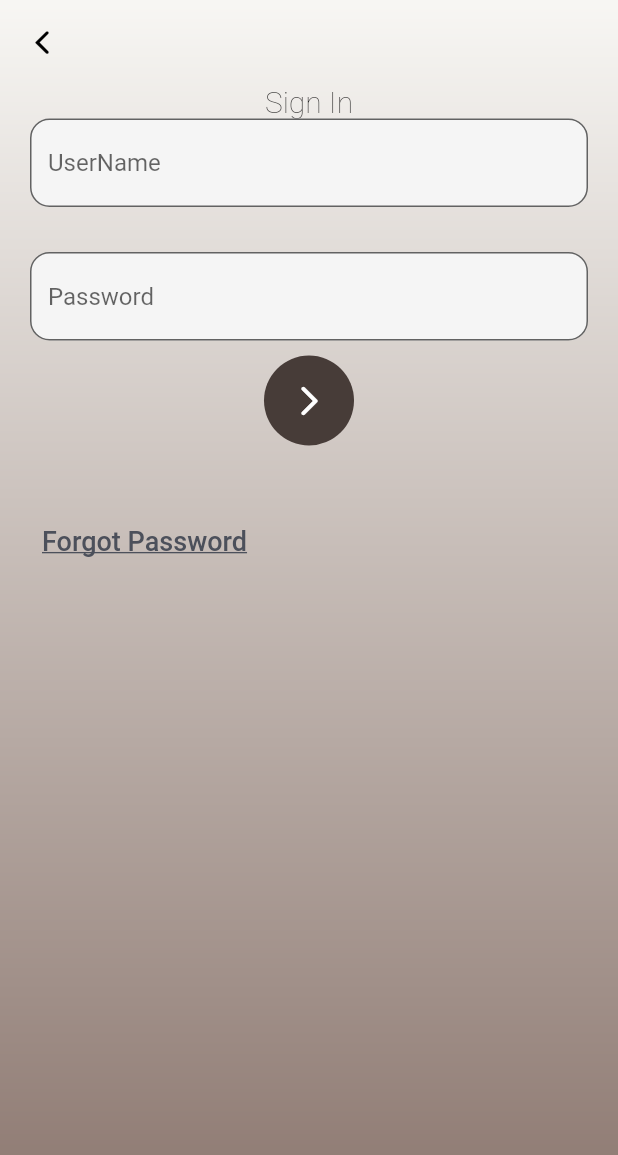
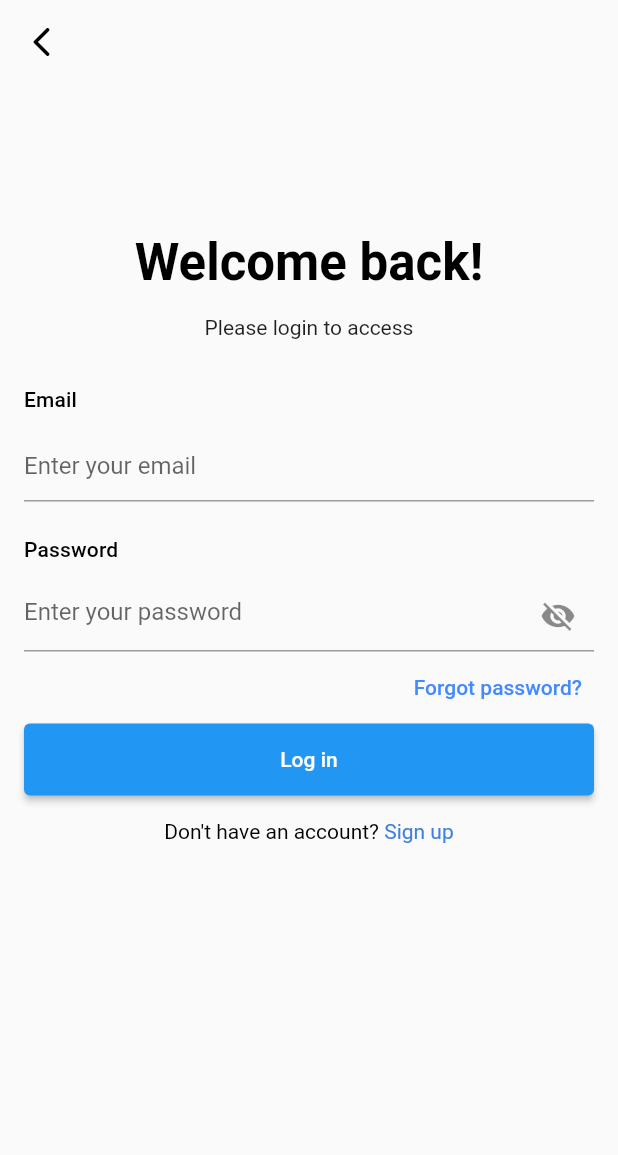
Before and after one commit to koolsirr/Paisa-The-mobile-wallet, a Flutter app: the screen it shows after launch, after a tap on "Login", on a phone screen of 412 x 824 dp. Shown: the top 1155 px of the screen. Run offline on Flutter 3.47's test engine with Material 2 defaults, Android fonts, the phone set to English and light mode, and no system bars; our stand-ins replace quickalert.

Commit message:
New changes

```diff
--- a/lib/Screens/LoginScreen.dart
+++ b/lib/Screens/LoginScreen.dart
@@ -1,4 +1,5 @@
 import 'package:flutter/cupertino.dart';
+import 'package:flutter/gestures.dart';
 import 'package:flutter/material.dart';
 
 import 'HomeScreen.dart';
@@ -10,110 +11,151 @@ class LoginScreen extends StatefulWidget {
   @override
   State<LoginScreen> createState() => _LoginScreenState();
 }
+class _LoginScreenState extends State<LoginScreen> {
+  final _formKey = GlobalKey<FormState>();
+  bool _obscureText = true;
 
-class _LoginScreenState extends State<LoginScreen> {
+  String? _emailValidator(String? value) {
+    if (value == null || value.isEmpty) {
+      return 'Please enter your email';
+    }
+    if (!RegExp(r'^[\w-]+(\.[\w-]+)*@([\w-]+\.)+[a-zA-Z]{2,7}$')
+        .hasMatch(value)) {
+      return 'Please enter a valid email';
+    }
+    return null;
+  }
+
+  String? _passwordValidator(String? value) {
+    if (value == null || value.isEmpty) {
+      return 'Please enter your password';
+    }
+    return null;
+  }
+
   @override
   Widget build(BuildContext context) {
-    return Container(
-      decoration: const BoxDecoration(
-          image: DecorationImage(
-              image: AssetImage('assets/images/bg.png'), fit: BoxFit.cover)),
-      child: Scaffold(
-        backgroundColor: Colors.transparent,
+    return Scaffold(
       appBar: AppBar(
         backgroundColor: Colors.transparent,
         elevation: 0,
         leading: Builder(
         builder: (context) => IconButton(
             onPressed: () {
+              Navigator.pop(context);
+            },
+            icon: Icon(
+              Icons.arrow_back_ios_rounded,
+              color: Colors.black,
+            ))),
+      ),
+      body: SafeArea(
+        child: SingleChildScrollView(
+          child: Padding(
+            padding: const EdgeInsets.all(16.0),
+            child: Column(
+              crossAxisAlignment: CrossAxisAlignment.center,
+              children: [
+                SizedBox(height: MediaQuery.of(context).size.height * 0.05),
+                // SvgPicture.asset('assets/logo/logo.svg'),
+                SizedBox(height: MediaQuery.of(context).size.height * 0.05),
+                Text(
+                  'Welcome back!',
+                  style: Theme.of(context).textTheme.headlineMedium?.copyWith(
+                    fontWeight: FontWeight.w600,
+                    color: Colors.black,
+                  ),
+                ),
+                const SizedBox(height: 16),
+                const Text('Please login to access'),
+                const SizedBox(height: 32),
+                Form(
+                  key: _formKey,
+                  child: Column(
+                    crossAxisAlignment: CrossAxisAlignment.start,
+                    children: [
+                      Text(
+                        'Email',
+                        style: Theme.of(context).textTheme.titleSmall,
+                      ),
+                      const SizedBox(height: 12),
+                      TextFormField(
+                        keyboardType: TextInputType.emailAddress,
+                        textInputAction: TextInputAction.next,
+                        decoration:
+                        const InputDecoration(hintText: 'Enter your email'),
+                        validator: _emailValidator,
+                      ),
+                      const SizedBox(height: 24),
+                      Text(
+                        'Password',
+                        style: Theme.of(context).textTheme.titleSmall,
+                      ),
+                      const SizedBox(height: 12),
+                      TextFormField(
+                        obscureText: _obscureText,
+                        decoration: InputDecoration(
+                          hintText: 'Enter your password',
+                          suffixIcon: IconButton(
+                            icon: Icon(_obscureText
+                                ? Icons.visibility_off
+                                : Icons.visibility),
+                            onPressed: () {
+                              setState(() {
+                                _obscureText = !_obscureText;
+                              });
+                            },
+                          ),
+                        ),
+                        validator: _passwordValidator,
+                      ),
+                      Align(
+                        alignment: Alignment.centerRight,
+                        child: TextButton(
+                          onPressed: () {
+                            // Implement forgot password
+                          },
+                          child: const Text(
+                            'Forgot password?',
+                            style: TextStyle(color: Colors.blueAccent),
+                          ),
+                        ),
+                      ),
+                    ],
+                  ),
+                ),
+                ElevatedButton(
+                  onPressed: () {
+                    if (_formKey.currentState!.validate()) {
                       Navigator.push(
                         context,
-                          MaterialPageRoute(
-                              builder: (context) => const WelcomeScreen()));
+                        MaterialPageRoute(builder: (context) => const HomeScreen())
+                      );
+                    }
                   },
-                    icon: const Icon(CupertinoIcons.back),
-                    color: Colors.black,
-                  )),
+                  style: ButtonStyle(
+                    minimumSize: MaterialStateProperty.all(
+                        const Size(double.infinity, 48)),
                   ),
-        body: Stack(
-          children: [
-            SingleChildScrollView(
-              child: Container(
-                  padding: const EdgeInsets.only(left: 20, right: 20),
-                  child: Column(
-                    children: [
-                      const Text(
-                        'Sign In',
-                        textAlign: TextAlign.start,
-                        style: TextStyle(
-                          fontSize: 20,
-                          fontWeight: FontWeight.w200,
+                  child: const Text('Log in'),
+                ),
+                const SizedBox(height: 16),
+                RichText(
+                  text: TextSpan(
+                    text: "Don't have an account? ",
+                    style: const TextStyle(color: Colors.black),
+                    children: <TextSpan>[
+                      TextSpan(
+                        text: 'Sign up',
+                        style: const TextStyle(color: Color(0xFF3D80DE)),
+                        recognizer: TapGestureRecognizer()..onTap = () {},
+                      ),
+                    ],
                   ),
                 ),
-                      TextField(
-                        decoration: InputDecoration(
-                            fillColor: Colors.grey.shade100,
-                            filled: true,
-                            hintText: 'UserName',
-                            border: OutlineInputBorder(
-                                borderRadius: BorderRadius.circular(13))),
-                      ),
-                      const SizedBox(
-                        height: 30,
-                      ),
-                      TextField(
-                        obscureText: true,
-                        decoration: InputDecoration(
-                            fillColor: Colors.grey.shade100,
-                            filled: true,
-                            hintText: 'Password',
-                            border: OutlineInputBorder(
-                                borderRadius: BorderRadius.circular(13))),
-                      ),
-                      const SizedBox(
-                        height: 10,
-                      ),
-                      Row(
-                        mainAxisAlignment: MainAxisAlignment.center,
-                        children: [
-                          CircleAvatar(
-                            radius: 30,
-                            backgroundColor: const Color(0xff473c38),
-                            child: IconButton(
-                              color: Colors.white,
-                              onPressed: () {
-                                Navigator.push(
-                                    context,
-                                    MaterialPageRoute(
-                                        builder: (context) =>
-                                            const HomeScreen()));
-                              },
-                              icon: const Icon(Icons.arrow_forward_ios_rounded),
-                            ),
-                          )
               ],
             ),
-                      const SizedBox(
-                        height: 40,
           ),
-                      Row(
-                        mainAxisAlignment: MainAxisAlignment.spaceBetween,
-                        children: [
-                          TextButton(
-                              onPressed: () {},
-                              child: const Text(
-                                'Forgot Password',
-                                style: TextStyle(
-                                    decoration: TextDecoration.underline,
-                                    fontSize: 18,
-                                    color: Color(0xff4c505b)),
-                              ))
-                        ],
-                      )
-                    ],
-                  )),
-            )
-          ],
         ),
       ),
     );
```
Lines whose indentation alone changed are shown as unchanged.
